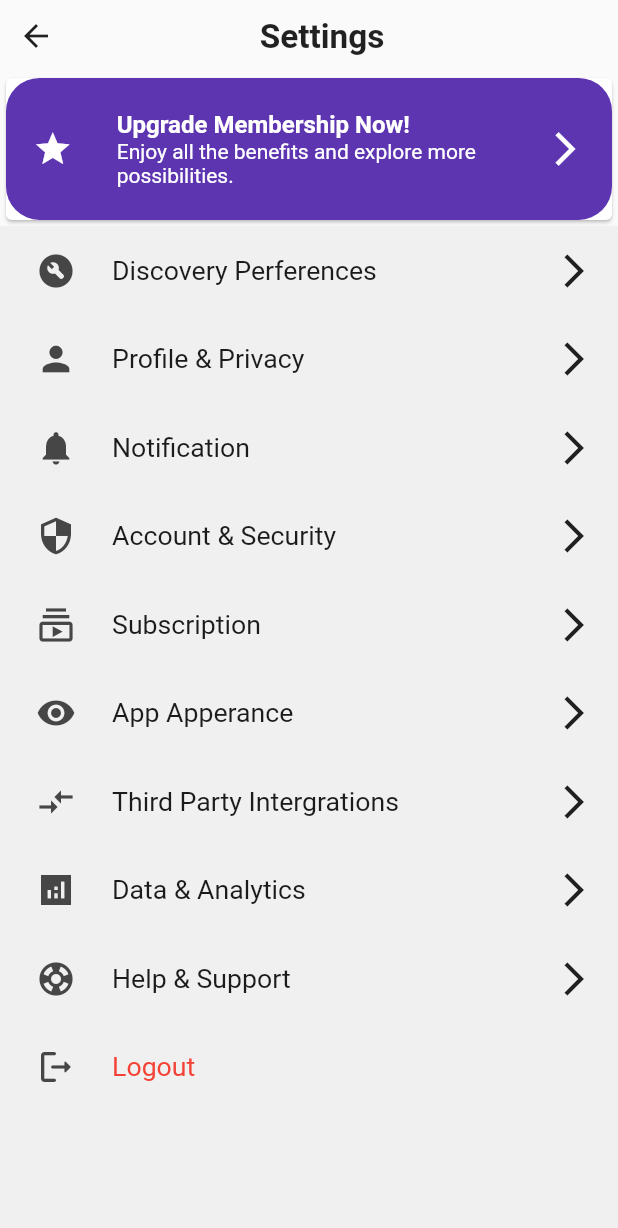
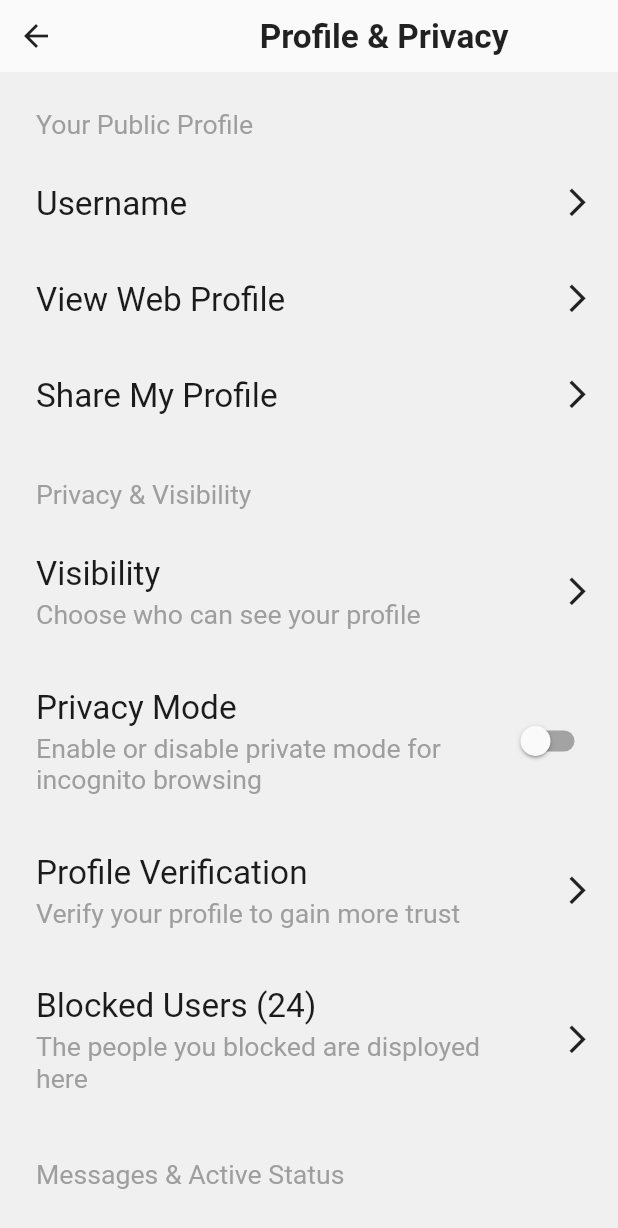
Before and after one commit to abhishek2355/Alpha_Demo, a Flutter app: the screen it shows after launch, on a phone screen of 412 x 824 dp. Shown: the top 1228 px of the screen. Run offline on Flutter 3.47's test engine with Material 2 defaults, Android fonts, the phone set to English and light mode, and no system bars; drawn by our look-alikes of settings_ui.

Commit message:
Created Profile and Privacy page

```diff
--- a/lib/constants/app_strings.dart
+++ b/lib/constants/app_strings.dart
@@ -231,6 +231,26 @@ const dataAndAnalytics = "Data & Analytics";
 const helpAndSupport = "Help & Support";
 const logout = "Logout";
 
+//profile2
+const yourPublicProfile = "Your Public Profile";
+const viewWebProfile = "View Web Profile";
+const shareMyProfile = "Share My Profile";
+const privacyAndVisibility = "Privacy & Visibility";
+const visibility = "Visibility";
+const chooseWhoCanSeeYourProfile = "Choose who can see your profile";
+const privacyMode = "Privacy Mode";
+const unableOrDisablePrivateModeforincognitobrowsing =
+    "Enable or disable private mode for incognito browsing";
+const profileVerification = "Profile Verification";
+const verifyYourProfileToGainMoreTrust =
+    "Verify your profile to gain more trust";
+const blockedUsers = "Blocked Users (24)";
+const thePeopleYouBlockedAreDisplayedHere =
+    "The people you blocked are disployed here";
+const messagesAndActiveStatus = "Messages & Active Status";
+const manageActiveStatus = "Manage Active Status";
+const manageMessages = "Manage Messages";
+
 // Backend api request urls
 
 const rootUrl = 'https://alpha-main.onrender.com/';
--- a/lib/main.dart
+++ b/lib/main.dart
@@ -1,3 +1,4 @@
+import 'package:alpha_devayani/profileAndPrivacy2.dart';
 import 'package:alpha_devayani/recent_Serach_page.dart';
 import 'package:alpha_devayani/settings_1.dart';
 import 'package:flutter/material.dart';
@@ -19,7 +20,7 @@ class MyApp extends StatelessWidget {
   @override
   Widget build(BuildContext context) {
     return const MaterialApp(
-      home: Setting1(),
+      home: Profile2(),
     );
   }
 }
--- /dev/null
+++ b/lib/profileAndPrivacy2.dart
@@ -0,0 +1,242 @@
+import 'package:flutter/material.dart';
+import 'package:settings_ui/settings_ui.dart';
+import 'package:alpha_devayani/constants/app_heights.dart' as app_heights;
+import 'package:alpha_devayani/constants/app_strings.dart' as app_strings;
+import 'package:alpha_devayani/constants/app_widths.dart' as app_widths;
+import 'package:flutter/cupertino.dart';
+
+class Profile2 extends StatefulWidget {
+  const Profile2({super.key});
+
+  @override
+  State<Profile2> createState() => _Profile2State();
+}
+
+class _Profile2State extends State<Profile2> {
+  //For switching
+  bool isSelected = false;
+
+  @override
+  Widget build(BuildContext context) {
+    var deviceMedia = MediaQuery.of(context);
+    final double screenHeight = deviceMedia.size.height -
+        deviceMedia.padding.top -
+        deviceMedia.padding.bottom;
+    final double screenWidth = deviceMedia.size.width -
+        deviceMedia.padding.left -
+        deviceMedia.padding.right;
+    return SafeArea(
+      child: Scaffold(
+        body: Column(
+          children: [
+            Row(
+              children: [
+                IconButton(onPressed: () {}, icon: Icon(Icons.arrow_back)),
+                SizedBox(
+                  width: screenWidth * app_widths.width130,
+                ),
+                Text(
+                  app_strings.profileAndPrivacy,
+                  style: TextStyle(
+                      fontWeight: FontWeight.bold,
+                      fontSize: screenHeight * app_heights.height25),
+                ),
+              ],
+            ),
+            Flexible(
+              child: SettingsList(
+                sections: [
+                  SettingsSection(
+                    title: Text(
+                      app_strings.yourPublicProfile,
+                      style: TextStyle(
+                          fontSize: screenHeight * app_heights.height20,
+                          color: Colors.grey),
+                    ),
+                    tiles: <SettingsTile>[
+                      SettingsTile.navigation(
+                        title: Text(
+                          app_strings.username,
+                          style: TextStyle(
+                            fontSize: screenHeight * app_heights.height25,
+                          ),
+                        ),
+                        trailing: Icon(Icons.arrow_forward_ios_sharp,
+                            size: screenHeight * app_heights.height25),
+                        onPressed: (context) {},
+                      ),
+                    ],
+                  ),
+                  SettingsSection(
+                    tiles: <SettingsTile>[
+                      SettingsTile.navigation(
+                        title: Text(
+                          app_strings.viewWebProfile,
+                          style: TextStyle(
+                            fontSize: screenHeight * app_heights.height25,
+                          ),
+                        ),
+                        trailing: Icon(Icons.arrow_forward_ios_sharp,
+                            size: screenHeight * app_heights.height25),
+                        onPressed: (context) {},
+                      ),
+                    ],
+                  ),
+                  SettingsSection(
+                    tiles: <SettingsTile>[
+                      SettingsTile.navigation(
+                        title: Text(
+                          app_strings.shareMyProfile,
+                          style: TextStyle(
+                            fontSize: screenHeight * app_heights.height25,
+                          ),
+                        ),
+                        trailing: Icon(Icons.arrow_forward_ios_sharp,
+                            size: screenHeight * app_heights.height25),
+                        onPressed: (context) {},
+                      ),
+                    ],
+                  ),
+                  //
+                  SettingsSection(
+                    title: Text(
+                      app_strings.privacyAndVisibility,
+                      style: TextStyle(
+                          fontSize: screenHeight * app_heights.height20,
+                          color: Colors.grey),
+                    ),
+                    tiles: <SettingsTile>[
+                      SettingsTile.navigation(
+                        title: Text(
+                          app_strings.visibility,
+                          style: TextStyle(
+                            fontSize: screenHeight * app_heights.height25,
+                          ),
+                        ),
+                        value: Text(
+                          app_strings.chooseWhoCanSeeYourProfile,
+                          style: TextStyle(
+                              fontSize: screenHeight * app_heights.height20,
+                              color: Colors.grey),
+                        ),
+                        trailing: Icon(Icons.arrow_forward_ios_sharp,
+                            size: screenHeight * app_heights.height25),
+                        onPressed: (context) {},
+                      ),
+                    ],
+                  ),
+
+                  SettingsSection(
+                    tiles: <SettingsTile>[
+                      SettingsTile.navigation(
+                          title: Text(
+                            app_strings.privacyMode,
+                            style: TextStyle(
+                              fontSize: screenHeight * app_heights.height25,
+                            ),
+                          ),
+                          value: Text(
+                            app_strings
+                                .unableOrDisablePrivateModeforincognitobrowsing,
+                            style: TextStyle(
+                                fontSize: screenHeight * app_heights.height20,
+                                color: Colors.grey),
+                          ),
+                          trailing: Switch(
+                            onChanged: (value) {
+                              setState(() {
+                                isSelected = !isSelected;
+                              });
+                            },
+                            value: isSelected,
+                          )),
+                    ],
+                  ),
+
+                  SettingsSection(
+                    tiles: <SettingsTile>[
+                      SettingsTile.navigation(
+                        title: Text(
+                          app_strings.profileVerification,
+                          style: TextStyle(
+                            fontSize: screenHeight * app_heights.height25,
+                          ),
+                        ),
+                        value: Text(
+                          app_strings.verifyYourProfileToGainMoreTrust,
+                          style: TextStyle(
+                              fontSize: screenHeight * app_heights.height20,
+                              color: Colors.grey),
+                        ),
+                        trailing: Icon(Icons.arrow_forward_ios_sharp,
+                            size: screenHeight * app_heights.height25),
+                        onPressed: (context) {},
+                      ),
+                    ],
+                  ),
+                  SettingsSection(
+                    tiles: <SettingsTile>[
+                      SettingsTile.navigation(
+                        title: Text(
+                          app_strings.blockedUsers,
+                          style: TextStyle(
+                            fontSize: screenHeight * app_heights.height25,
+                          ),
+                        ),
+                        value: Text(
+                          app_strings.thePeopleYouBlockedAreDisplayedHere,
+                          style: TextStyle(
+                              fontSize: screenHeight * app_heights.height20,
+                              color: Colors.grey),
+                        ),
+                        trailing: Icon(Icons.arrow_forward_ios_sharp,
+                            size: screenHeight * app_heights.height25),
+                        onPressed: (context) {},
+                      ),
+                    ],
+                  ),
+                  SettingsSection(
+                    title: Text(
+                      app_strings.messagesAndActiveStatus,
+                      style: TextStyle(
+                          fontSize: screenHeight * app_heights.height20,
+                          color: Colors.grey),
+                    ),
+                    tiles: <SettingsTile>[
+                      SettingsTile.navigation(
+                        title: Text(
+                          app_strings.manageActiveStatus,
+                          style: TextStyle(
+                            fontSize: screenHeight * app_heights.height25,
+                          ),
+                        ),
+                        trailing: Icon(Icons.arrow_forward_ios_sharp,
+                            size: screenHeight * app_heights.height25),
+                        onPressed: (context) {},
+                      ),
+                    ],
+                  ),
+                  SettingsSection(
+                    tiles: <SettingsTile>[
+                      SettingsTile.navigation(
+                        title: Text(
+                          app_strings.manageMessages,
+                          style: TextStyle(
+                            fontSize: screenHeight * app_heights.height25,
+                          ),
+                        ),
+                        trailing: Icon(Icons.arrow_forward_ios_sharp,
+                            size: screenHeight * app_heights.height25),
+                        onPressed: (context) {},
+                      ),
+                    ],
+                  ),
+                ],
+              ),
+            ),
+          ],
+        ),
+      ),
+    );
+  }
+}
```
